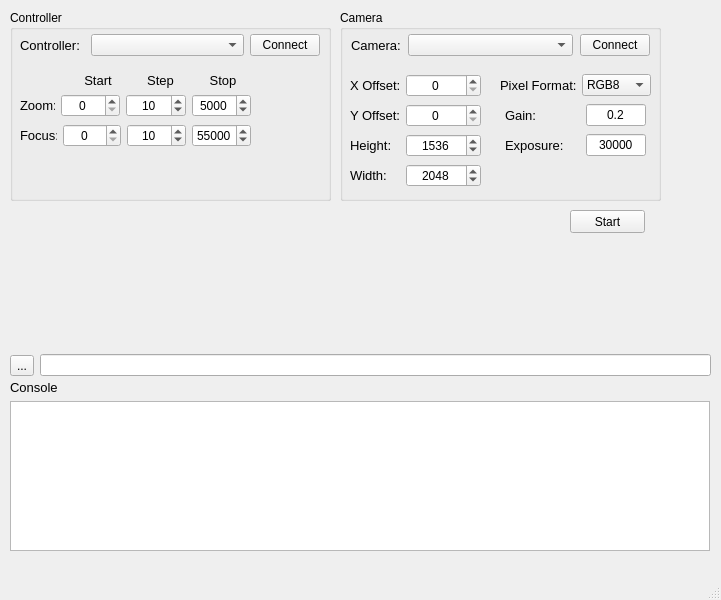
The window that capture_gui/src/capture_gui.ui (NSWC-Crane/passive_range) describes before a commit, drawn with Qt 5.
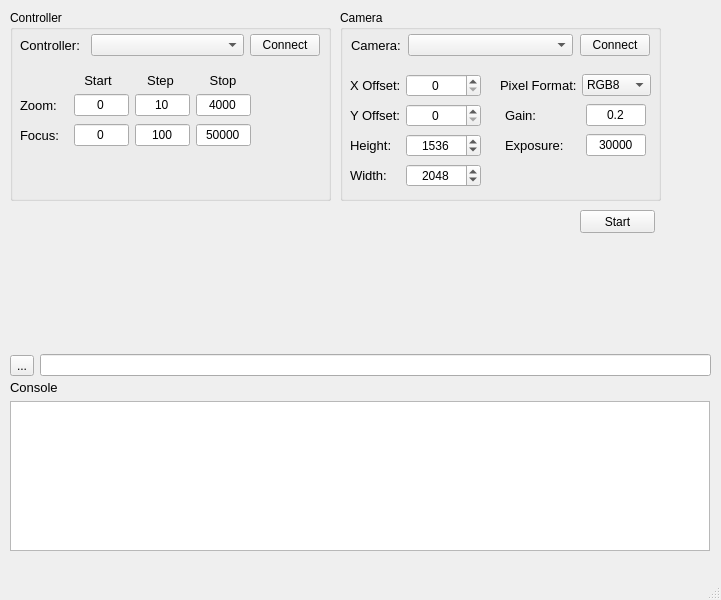
The same window after the commit.

Commit message: updating input types

```diff
--- a/capture_gui/src/capture_gui.ui
+++ b/capture_gui/src/capture_gui.ui
@@ -186,56 +186,68 @@
        </widget>
       </item>
       <item>
-       <widget class="QSpinBox" name="f_start">
+       <widget class="QLineEdit" name="f_start">
         <property name="minimumSize">
          <size>
-          <width>50</width>
+          <width>55</width>
           <height>0</height>
          </size>
         </property>
+        <property name="maximumSize">
+         <size>
+          <width>55</width>
+          <height>16777215</height>
+         </size>
+        </property>
+        <property name="text">
+         <string>0</string>
+        </property>
         <property name="alignment">
          <set>Qt::AlignCenter</set>
         </property>
-        <property name="maximum">
-         <number>60000</number>
-        </property>
        </widget>
       </item>
       <item>
-       <widget class="QSpinBox" name="f_step">
+       <widget class="QLineEdit" name="f_step">
         <property name="minimumSize">
          <size>
-          <width>50</width>
+          <width>55</width>
           <height>0</height>
          </size>
         </property>
+        <property name="maximumSize">
+         <size>
+          <width>55</width>
+          <height>16777215</height>
+         </size>
+        </property>
+        <property name="text">
+         <string>100</string>
+        </property>
         <property name="alignment">
          <set>Qt::AlignCenter</set>
         </property>
-        <property name="maximum">
-         <number>10000</number>
-        </property>
-        <property name="value">
-         <number>10</number>
-        </property>
        </widget>
       </item>
       <item>
-       <widget class="QSpinBox" name="f_stop">
+       <widget class="QLineEdit" name="f_stop">
         <property name="minimumSize">
          <size>
-          <width>50</width>
+          <width>55</width>
           <height>0</height>
          </size>
         </property>
-        <property name="alignment">
-         <set>Qt::AlignCenter</set>
+        <property name="maximumSize">
+         <size>
+          <width>55</width>
+          <height>16777215</height>
+         </size>
         </property>
-        <property name="maximum">
-         <number>60000</number>
+        <property name="text">
+         <string>50000</string>
         </property>
-        <property name="value">
-         <number>55000</number>
+        <property name="alignment">
+         <set>Qt::AlignCenter</set>
         </property>
        </widget>
       </item>
@@ -333,56 +345,68 @@
        </widget>
       </item>
       <item>
-       <widget class="QSpinBox" name="z_start">
+       <widget class="QLineEdit" name="z_start">
         <property name="minimumSize">
          <size>
-          <width>50</width>
+          <width>55</width>
           <height>0</height>
          </size>
         </property>
+        <property name="maximumSize">
+         <size>
+          <width>55</width>
+          <height>16777215</height>
+         </size>
+        </property>
+        <property name="text">
+         <string>0</string>
+        </property>
         <property name="alignment">
          <set>Qt::AlignCenter</set>
         </property>
-        <property name="maximum">
-         <number>10000</number>
-        </property>
        </widget>
       </item>
       <item>
-       <widget class="QSpinBox" name="z_step">
+       <widget class="QLineEdit" name="z_step">
         <property name="minimumSize">
          <size>
-          <width>50</width>
+          <width>55</width>
           <height>0</height>
          </size>
         </property>
+        <property name="maximumSize">
+         <size>
+          <width>55</width>
+          <height>16777215</height>
+         </size>
+        </property>
+        <property name="text">
+         <string>10</string>
+        </property>
         <property name="alignment">
          <set>Qt::AlignCenter</set>
         </property>
-        <property name="maximum">
-         <number>10000</number>
-        </property>
-        <property name="value">
-         <number>10</number>
-        </property>
        </widget>
       </item>
       <item>
-       <widget class="QSpinBox" name="z_stop">
+       <widget class="QLineEdit" name="z_stop">
         <property name="minimumSize">
          <size>
-          <width>50</width>
+          <width>55</width>
           <height>0</height>
          </size>
         </property>
-        <property name="alignment">
-         <set>Qt::AlignCenter</set>
+        <property name="maximumSize">
+         <size>
+          <width>55</width>
+          <height>16777215</height>
+         </size>
         </property>
-        <property name="maximum">
-         <number>10000</number>
+        <property name="text">
+         <string>4000</string>
         </property>
-        <property name="value">
-         <number>5000</number>
+        <property name="alignment">
+         <set>Qt::AlignCenter</set>
         </property>
        </widget>
       </item>
@@ -856,7 +880,7 @@
    <widget class="QPushButton" name="start_capture">
     <property name="geometry">
      <rect>
-      <x>570</x>
+      <x>580</x>
       <y>210</y>
       <width>75</width>
       <height>23</height>
```
The commit also changes 2 other files.
